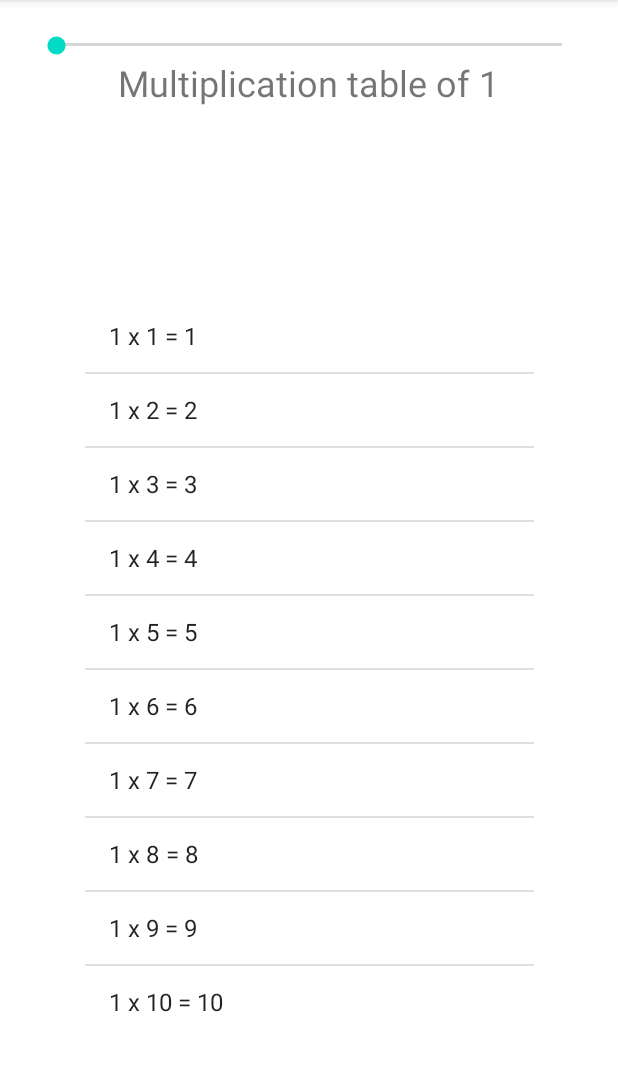
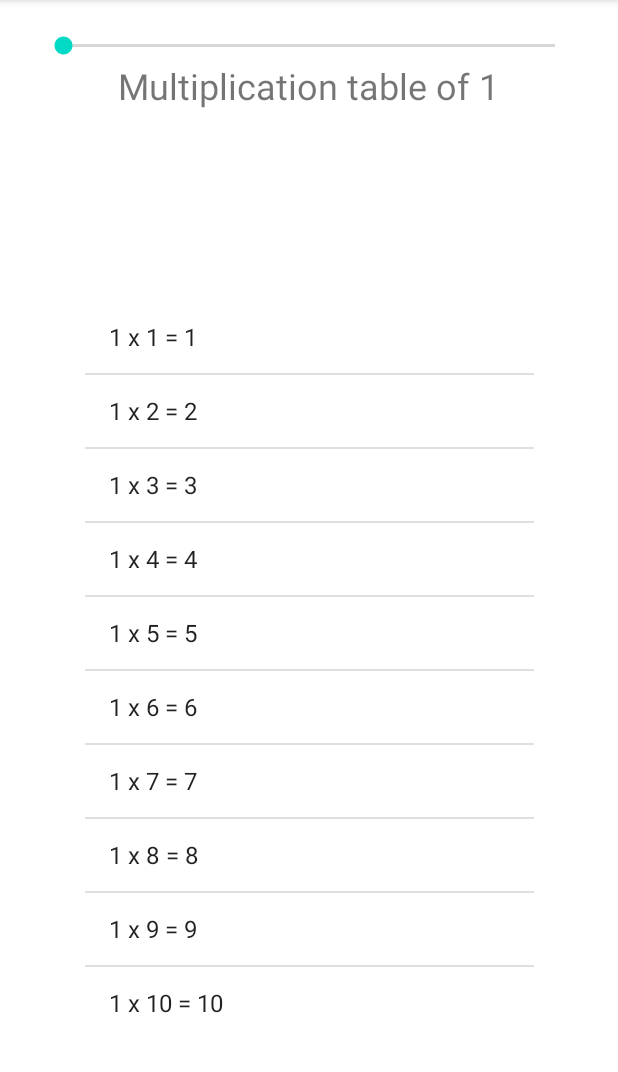
Before and after one commit to Shashankappu/MultiplicationTablesUsingSeekBar, an Android app: the screen it shows after launch (MainActivity), on a phone screen of 412 x 824 dp, the part 84-1156 px from its top. Run offline under Robolectric (Android 15) with nearby library versions, the phone set to English and light mode, and no system bars.

Commit message:
A Multiplication Tables App from 1 to 20

```diff
--- a/app/src/main/res/layout/activity_main.xml
+++ b/app/src/main/res/layout/activity_main.xml
@@ -21,8 +21,8 @@
 
     <SeekBar
         android:id="@+id/seekBar"
-        android:layout_width="369dp"
-        android:layout_height="17dp"
+        android:layout_width="360dp"
+        android:layout_height="20dp"
         android:max="20"
         android:min="1"
         android:progress="1"
--- a/build.gradle
+++ b/build.gradle
@@ -1,7 +1,7 @@
 // Top-level build file where you can add configuration options common to all sub-projects/modules.
 plugins {
-    id 'com.android.application' version '7.1.2' apply false
-    id 'com.android.library' version '7.1.2' apply false
+    id 'com.android.application' version '7.1.3' apply false
+    id 'com.android.library' version '7.1.3' apply false
 }
 
 task clean(type: Delete) {
```
